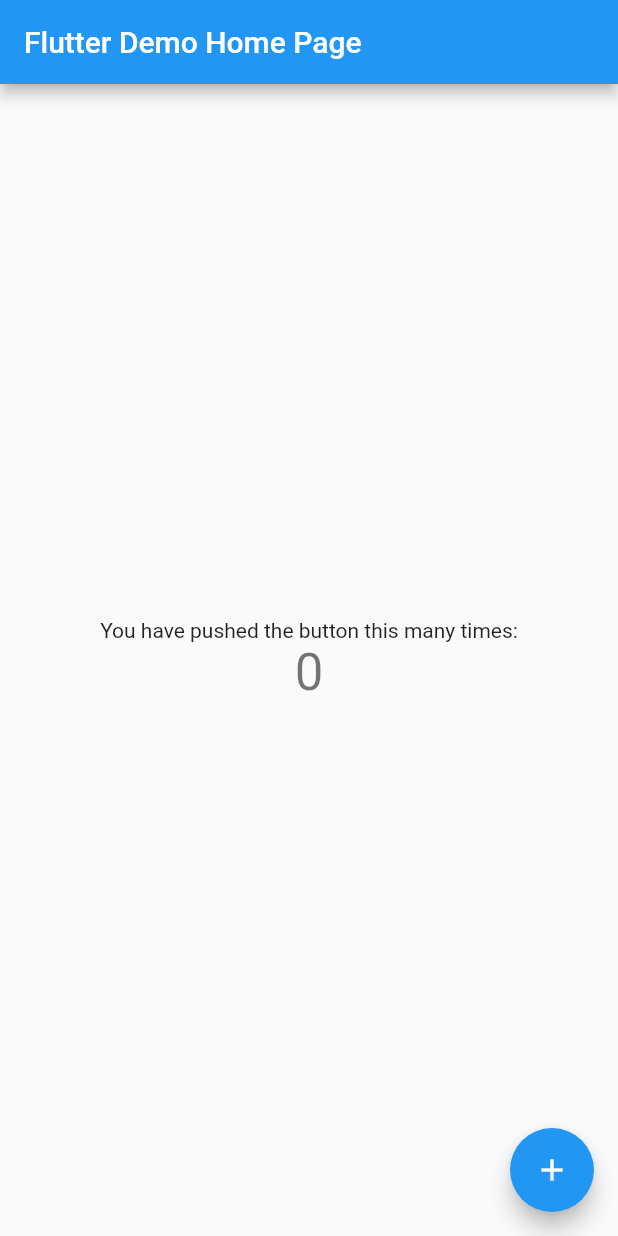
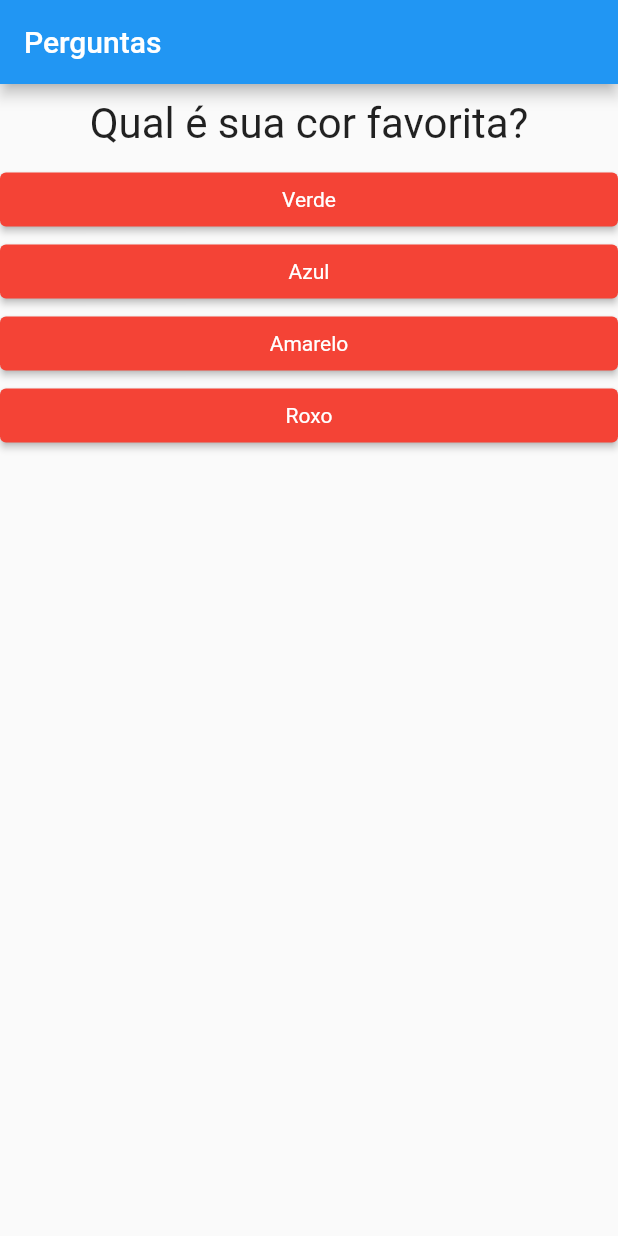
Before and after one commit to leogregorio/projeto_perguntas, a Flutter app: the screen it shows after launch, on a phone screen of 412 x 824 dp. Run offline on Flutter 3.47's test engine with Material 2 defaults, Android fonts, the phone set to English and light mode, and no system bars.

Commit message:
perguntas e respostas

```diff
--- a/lib/main.dart
+++ b/lib/main.dart
@@ -1,115 +1,90 @@
+// ignore_for_file: prefer_const_constructors, avoid_print
+
 import 'package:flutter/material.dart';
+import 'questao.dart';
+import 'resposta.dart';
 
-void main() {
-  runApp(const MyApp());
-}
+void main() =>  runApp(PerguntaApp());
 
-class MyApp extends StatelessWidget {
-  const MyApp({Key? key}) : super(key: key);
+class _PerguntaAppState extends State<PerguntaApp> {
 
-  // This widget is the root of your application.
+  int _perguntaSelecionada = 0;
+
+  final _perguntas = const [
+    {
+      "pergunta" :"Qual é sua cor favorita?",
+      "respostas":["Verde", "Azul", "Amarelo", "Roxo"],
+    },
+    {
+      "pergunta" :"Qual é seu animal favorito?",
+      "respostas":["Cavalo", "Cachorro", "Gato", "Onça", "Águia"],
+    },
+    {
+      "pergunta" :"Qual é seu esporte favorito?",
+      "respostas":["Handebol", "Futebol", "Golf", "Volei"],
+    }
+  ];
+
+
+  void _responder() {
+    if (temPerguntaSelecionada) {
+      setState(() {
+        _perguntaSelecionada++;
+      });
+    }
+  }
+
+  bool get temPerguntaSelecionada {
+    return _perguntaSelecionada < _perguntas.length;
+  }
+
+
   @override
-  Widget build(BuildContext context) {
+  Widget build(BuildContext context)  {
+  List<String> respostas = temPerguntaSelecionada
+    ? _perguntas[_perguntaSelecionada].cast()['respostas']
+    : [];
+        // usando solucao da aula
+    //bool temPerguntaSelecionada = _perguntaSelecionada + 1 < _perguntas.length;
+
+
     return MaterialApp(
-      title: 'Flutter Demo',
-      theme: ThemeData(
-        // This is the theme of your application.
-        //
-        // Try running your application with "flutter run". You'll see the
-        // application has a blue toolbar. Then, without quitting the app, try
-        // changing the primarySwatch below to Colors.green and then invoke
-        // "hot reload" (press "r" in the console where you ran "flutter run",
-        // or simply save your changes to "hot reload" in a Flutter IDE).
-        // Notice that the counter didn't reset back to zero; the application
-        // is not restarted.
-        primarySwatch: Colors.blue,
+      home: Scaffold(
+        appBar: AppBar(
+          title: Text("Perguntas") ),
+        body:
+        temPerguntaSelecionada ?
+        Column(
+          children: [
+            Questao(_perguntas[_perguntaSelecionada]['pergunta'].toString()),
+            ...respostas.map((t) => Resposta(t, _responder)).toList(),
+          ],
+        )
+        :
+        Center(
+              child: Text(
+                "Parabéns!",
+                style: TextStyle(fontSize: 34),
+                textAlign: TextAlign.center,),
+        ),
       ),
-      home: const MyHomePage(title: 'Flutter Demo Home Page'),
     );
   }
 }
 
-class MyHomePage extends StatefulWidget {
-  const MyHomePage({Key? key, required this.title}) : super(key: key);
 
-  // This widget is the home page of your application. It is stateful, meaning
-  // that it has a State object (defined below) that contains fields that affect
-  // how it looks.
+    // passado para map
+    //List<Widget> widgets = respostas.map((t) => Resposta(t, _responder)).toList();
+    // for(String textoResp in )
+    // {
+    //   respostas.add(Resposta(textoResp, _responder));
+    // }
 
-  // This class is the configuration for the state. It holds the values (in this
-  // case the title) provided by the parent (in this case the App widget) and
-  // used by the build method of the State. Fields in a Widget subclass are
-  // always marked "final".
 
-  final String title;
+class PerguntaApp extends StatefulWidget {
 
-  @override
-  State<MyHomePage> createState() => _MyHomePageState();
-}
-
-class _MyHomePageState extends State<MyHomePage> {
-  int _counter = 0;
-
-  void _incrementCounter() {
-    setState(() {
-      // This call to setState tells the Flutter framework that something has
-      // changed in this State, which causes it to rerun the build method below
-      // so that the display can reflect the updated values. If we changed
-      // _counter without calling setState(), then the build method would not be
-      // called again, and so nothing would appear to happen.
-      _counter++;
-    });
-  }
-
-  @override
-  Widget build(BuildContext context) {
-    // This method is rerun every time setState is called, for instance as done
-    // by the _incrementCounter method above.
-    //
-    // The Flutter framework has been optimized to make rerunning build methods
-    // fast, so that you can just rebuild anything that needs updating rather
-    // than having to individually change instances of widgets.
-    return Scaffold(
-      appBar: AppBar(
-        // Here we take the value from the MyHomePage object that was created by
-        // the App.build method, and use it to set our appbar title.
-        title: Text(widget.title),
-      ),
-      body: Center(
-        // Center is a layout widget. It takes a single child and positions it
-        // in the middle of the parent.
-        child: Column(
-          // Column is also a layout widget. It takes a list of children and
-          // arranges them vertically. By default, it sizes itself to fit its
-          // children horizontally, and tries to be as tall as its parent.
-          //
-          // Invoke "debug painting" (press "p" in the console, choose the
-          // "Toggle Debug Paint" action from the Flutter Inspector in Android
-          // Studio, or the "Toggle Debug Paint" command in Visual Studio Code)
-          // to see the wireframe for each widget.
-          //
-          // Column has various properties to control how it sizes itself and
-          // how it positions its children. Here we use mainAxisAlignment to
-          // center the children vertically; the main axis here is the vertical
-          // axis because Columns are vertical (the cross axis would be
-          // horizontal).
-          mainAxisAlignment: MainAxisAlignment.center,
-          children: <Widget>[
-            const Text(
-              'You have pushed the button this many times:',
-            ),
-            Text(
-              '$_counter',
-              style: Theme.of(context).textTheme.headline4,
-            ),
-          ],
-        ),
-      ),
-      floatingActionButton: FloatingActionButton(
-        onPressed: _incrementCounter,
-        tooltip: 'Increment',
-        child: const Icon(Icons.add),
-      ), // This trailing comma makes auto-formatting nicer for build methods.
-    );
+  _PerguntaAppState createState()
+  {
+    return _PerguntaAppState();
   }
 }
--- /dev/null
+++ b/lib/questao.dart
@@ -0,0 +1,22 @@
+
+import 'package:flutter/cupertino.dart';
+import 'package:flutter/material.dart' ;
+class Questao extends StatelessWidget {
+
+  final String texto;
+
+  Questao(this.texto);
+
+  @override
+  Widget build(BuildContext context) {
+    return Container(
+      width: double.infinity,
+      margin: EdgeInsets.all(10.0),
+      child: Text(
+        texto,
+        style: TextStyle(fontSize: 28),
+        textAlign: TextAlign.center,
+      ),
+    );
+  }
+}
--- /dev/null
+++ b/lib/resposta.dart
@@ -0,0 +1,27 @@
+// ignore_for_file: sort_child_properties_last, prefer_const_constructors, use_key_in_widget_constructors
+
+import 'package:flutter/material.dart' ;
+
+class Resposta extends StatelessWidget {
+  @override
+  final String _texto;
+  final Function() _pressionar;
+  const Resposta(this._texto, this._pressionar);
+
+  @override
+  Widget build(BuildContext context) {
+    return Container(
+      width: double.infinity,
+
+      child: ElevatedButton(
+
+        child: Text(_texto),
+        onPressed: _pressionar,
+        style: ElevatedButton.styleFrom(
+          primary: Colors.red,
+          textStyle: TextStyle(color: Colors.white),
+        ),
+      ),
+    );
+  }
+}
```
